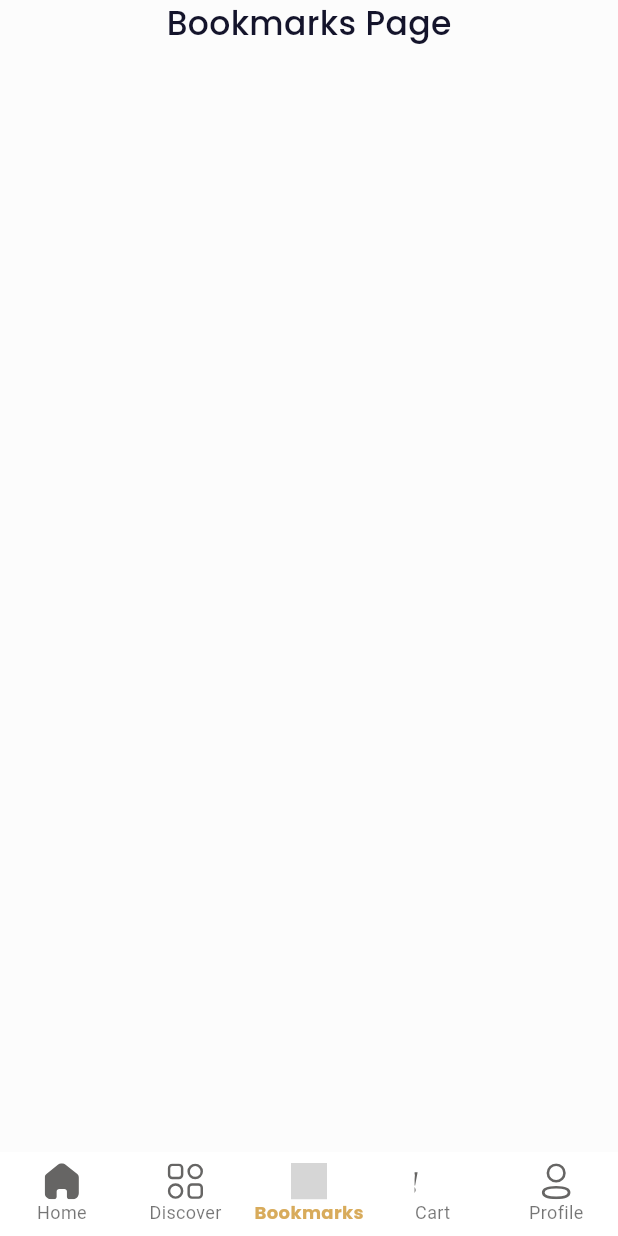
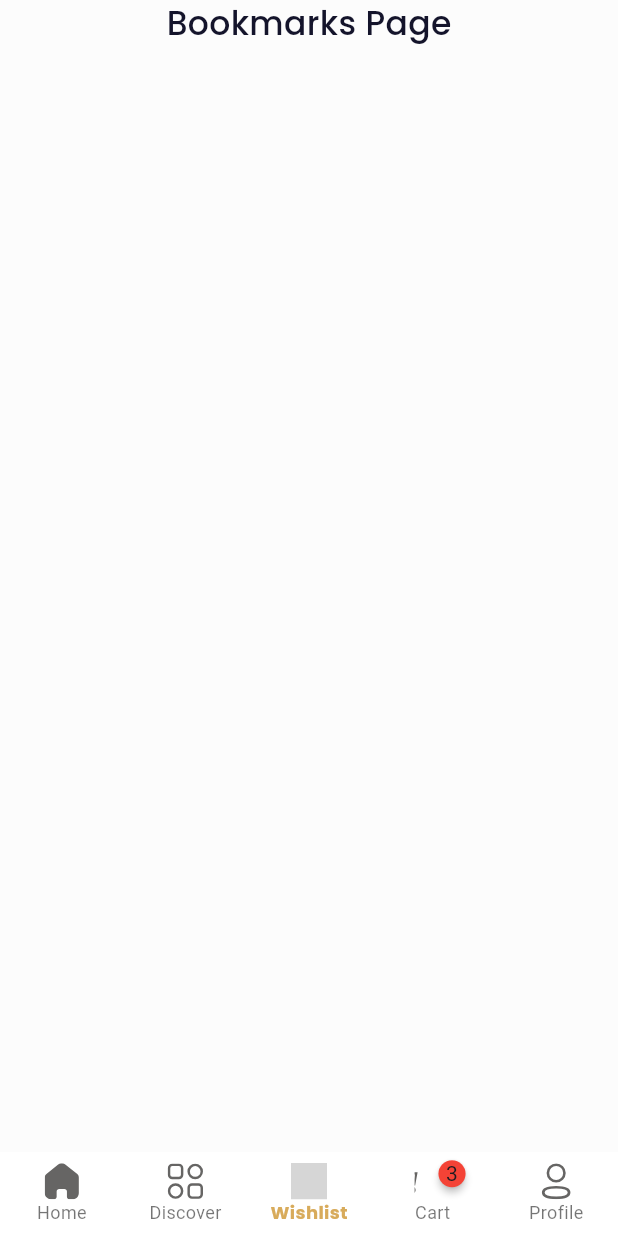
Before and after one commit to xclusiveskate/cloth_shopping_app, a Flutter app: the screen it shows after launch, item 3 of the bottom bar chosen, on a phone screen of 412 x 824 dp. Run offline on Flutter 3.47's test engine with Material 3 defaults, Android fonts, the phone set to English and light mode, and no system bars; drawn by our look-alikes of badges; our stand-ins replace email_validator, flutter_svg, gap, google_fonts, image_picker; grey boxes are pictures that could not be loaded.

Commit message:
changes in bottom nav

```diff
--- a/lib/routes/route.dart
+++ b/lib/routes/route.dart
@@ -1,7 +1,6 @@
 //create a function that takes in a parameter of type RouteSettings returning Route<dynamic
 
 import 'package:cloth_shopping_app/routes/route_components.dart';
-import 'package:flutter/material.dart';
 
 import "exports.dart";
 
--- a/lib/views/components/bottom_nav.dart
+++ b/lib/views/components/bottom_nav.dart
@@ -1,3 +1,4 @@
+import 'package:badges/badges.dart' as badges;
 import 'package:cloth_shopping_app/constants/images.dart';
 import 'package:cloth_shopping_app/routes/exports.dart';
 
@@ -27,9 +28,12 @@ BottomNavigationBar bottomNavigationBarMenu(
       BottomNavigationBarItem(
           icon: svgIcon(Images.bookmark,
               color: getCurrentColor(currentIndex == 2)),
-          label: "Bookmarks"),
+          label: "Wishlist"),
       BottomNavigationBarItem(
-          icon: svgIcon(Images.cart, color: getCurrentColor(currentIndex == 3)),
+          icon: badges.Badge(
+              badgeContent: const Text('3'),
+              child: svgIcon(Images.cart,
+                  color: getCurrentColor(currentIndex == 3))),
           label: "Cart"),
       BottomNavigationBarItem(
           icon: svgIcon(Images.profile,
--- a/pubspec.yaml
+++ b/pubspec.yaml
@@ -44,6 +44,8 @@ dependencies:
   intl: ^0.20.0
   hive: ^2.2.3
   shared_preferences: ^2.2.3
+  carousel_slider: ^5.0.0
+  badges: ^3.1.2
 
 dev_dependencies:
   flutter_test:
```
Also changed, not shown: lib/views/components/product_listview.dart (added, +28 -0 lines), lib/views/screens/home/home.dart (+13 -29 lines), pubspec.lock.
